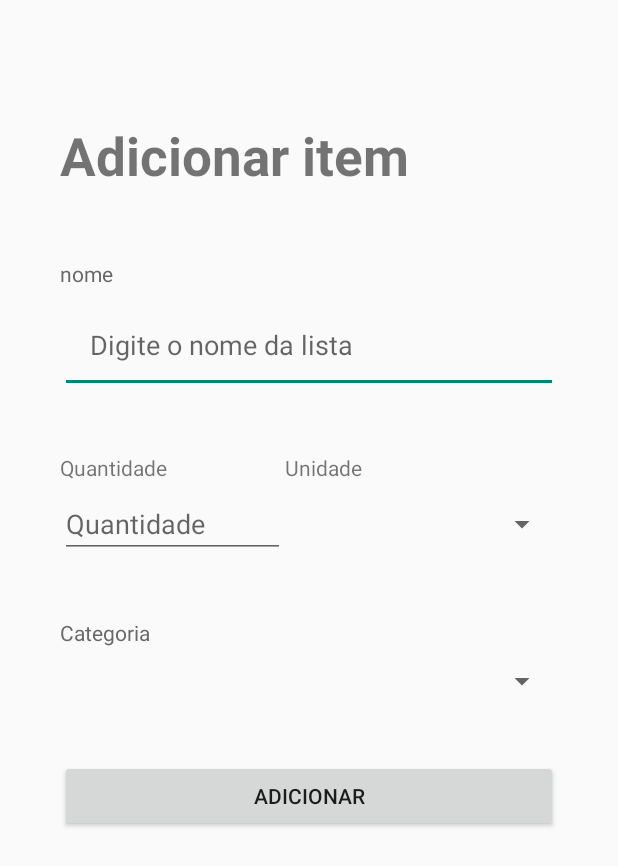
After one commit to RafaelCamilloJorge/lista-compras-android-kotlin, an Android app: the layout activity_manege_list.xml on its own in the app's theme, with its tools: preview values and no code run, on a phone screen of 412 x 824 dp. The commit adds this screen. Shown: the top 866 px of the screen. Run offline under Robolectric (Android 15) with nearby library versions, the phone set to English and light mode, and no system bars.

Commit message:
create activity manage item and list

```diff
--- a/app/src/main/java/com/example/listadecompras/feature/shopping_items/ShoppingItemActivity.kt
+++ b/app/src/main/java/com/example/listadecompras/feature/shopping_items/ShoppingItemActivity.kt
@@ -25,7 +25,9 @@ class ShoppingItemActivity : ComponentActivity() {
             ShoppingItem(3, "Arroz", Category.seeds.getIcon(), 10, UnitOfMeasure.gram, Category.seeds),
             ShoppingItem(4, "Leite", Category.dairy.getIcon(), 5, UnitOfMeasure.liter, Category.dairy),
             ShoppingItem(5, "Peixe", Category.fish.getIcon(), 3, UnitOfMeasure.kilo, Category.fish),
+            ShoppingItem(1, "Brocolis", Category.vegetables.getIcon(), 1, UnitOfMeasure.kilo, Category.vegetables),
         )
+
 
 
         val adapter = ShoppingItemAdapter(list_of_items) { item ->
--- /dev/null
+++ b/app/src/main/res/layout/activity_manege_list.xml
@@ -0,0 +1,107 @@
+<?xml version="1.0" encoding="utf-8"?>
+<androidx.constraintlayout.widget.ConstraintLayout xmlns:android="http://schemas.android.com/apk/res/android"
+    xmlns:app="http://schemas.android.com/apk/res-auto"
+    android:id="@+id/main"
+    android:layout_width="match_parent"
+    android:layout_height="match_parent"
+    android:layout_marginHorizontal="40dp"
+    android:layout_marginTop="80dp">
+
+    <TextView
+        android:id="@+id/title_textView"
+        android:layout_width="wrap_content"
+        android:layout_height="wrap_content"
+        android:text="Adicionar item"
+        android:textSize="35sp"
+        android:textStyle="bold"
+        app:layout_constraintTop_toTopOf="parent"
+        app:layout_constraintStart_toStartOf="parent"/>
+
+    <TextView
+        android:id="@+id/name_textView"
+        android:layout_width="wrap_content"
+        android:layout_height="wrap_content"
+        android:text="nome"
+        android:textColor="@color/gray_600"
+        app:layout_constraintTop_toBottomOf="@id/title_textView"
+        app:layout_constraintStart_toStartOf="parent"
+        android:layout_marginTop="45dp"/>
+
+    <EditText
+        android:id="@+id/name_field"
+        android:layout_width="0dp"
+        android:layout_height="wrap_content"
+        android:hint="Digite o nome da lista"
+        android:padding="20dp"
+        app:layout_constraintTop_toBottomOf="@id/name_textView"
+        app:layout_constraintStart_toStartOf="parent"
+        app:layout_constraintEnd_toEndOf="parent"
+        android:layout_marginTop="5dp"/>
+
+    <TextView
+        android:id="@+id/quantity_textView"
+        android:layout_width="wrap_content"
+        android:layout_height="wrap_content"
+        android:text="Quantidade"
+        app:layout_constraintTop_toBottomOf="@id/name_field"
+        app:layout_constraintStart_toStartOf="parent"
+        android:layout_marginTop="40dp"/>
+
+    <EditText
+        android:id="@+id/quantity_field"
+        android:layout_width="150dp"
+        android:layout_height="wrap_content"
+        android:hint="Quantidade"
+        android:inputType="number"
+        app:layout_constraintTop_toBottomOf="@id/quantity_textView"
+        app:layout_constraintLeft_toLeftOf="@+id/quantity_textView"
+        android:layout_marginTop="5dp"/>
+
+    <TextView
+        android:id="@+id/unit_textView"
+        android:layout_width="wrap_content"
+        android:layout_height="wrap_content"
+        android:text="Unidade"
+        app:layout_constraintTop_toTopOf="@+id/quantity_textView"
+        app:layout_constraintLeft_toRightOf="@+id/quantity_field"
+        app:layout_constraintMarginTop="20dp"/>
+
+    <Spinner
+        android:id="@+id/unit_spinner"
+        android:layout_width="0dp"
+        android:layout_height="0dp"
+        app:layout_constraintBottom_toBottomOf="@+id/quantity_field"
+        app:layout_constraintLeft_toLeftOf="@+id/unit_textView"
+        app:layout_constraintTop_toTopOf="@id/quantity_field"
+        app:layout_constraintRight_toRightOf="parent"/>
+
+    <TextView
+        android:id="@+id/category_textView"
+        android:layout_width="wrap_content"
+        android:layout_height="wrap_content"
+        android:text="Categoria"
+        android:textColor="@color/gray_600"
+        app:layout_constraintTop_toBottomOf="@id/unit_spinner"
+        app:layout_constraintStart_toStartOf="parent"
+        android:layout_marginTop="40dp"/>
+
+    <Spinner
+        android:id="@+id/category_spinner"
+        android:layout_width="0dp"
+        android:layout_height="45dp"
+        app:layout_constraintTop_toBottomOf="@id/category_textView"
+        app:layout_constraintStart_toStartOf="parent"
+        app:layout_constraintEnd_toEndOf="parent"
+        app:layout_constraintMarginTop="5dp"/>
+
+    <Button
+        android:id="@+id/save_button"
+        android:layout_width="0dp"
+        android:layout_height="wrap_content"
+        android:text="Adicionar"
+        app:layout_constraintTop_toBottomOf="@id/category_spinner"
+        app:layout_constraintStart_toStartOf="parent"
+        app:layout_constraintEnd_toEndOf="parent"
+        android:layout_marginTop="30dp"/>
+
+</androidx.constraintlayout.widget.ConstraintLayout>
--- a/app/src/main/res/values/colors.xml
+++ b/app/src/main/res/values/colors.xml
@@ -5,7 +5,7 @@
     <color name="light_blue_400">#FF29B6F6</color>
     <color name="light_blue_600">#FF039BE5</color>
     <color name="gray_400">#FFBDBDBD</color>
-    <color name="gray_600">#4C4C4C</color>
+    <color name="gray_600">#D74C4C4C</color>
     <color name="red">#FF5733</color>
     <color name="purple">#A555FF</color>
 </resources>
```
Also changed, not shown: app/src/main/java/com/example/listadecompras/feature/manage_item/ManageItemActivity.kt (added, +21 -0 lines), app/src/main/java/com/example/listadecompras/feature/manage_list/ManegeListActivity.kt (added, +21 -0 lines), app/src/main/res/layout/activity_manage_item.xml (added, +86 -0 lines).
